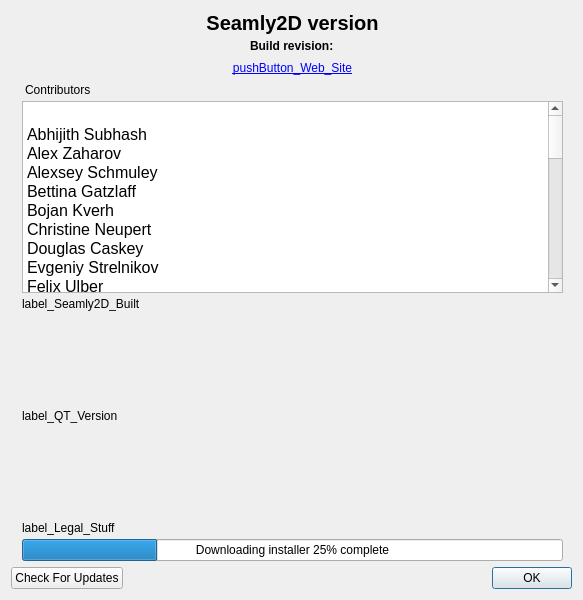
FashionFreedom/Seamly2D, file src/app/seamly2d/dialogs/dialogaboutapp.ui: the form before one commit.
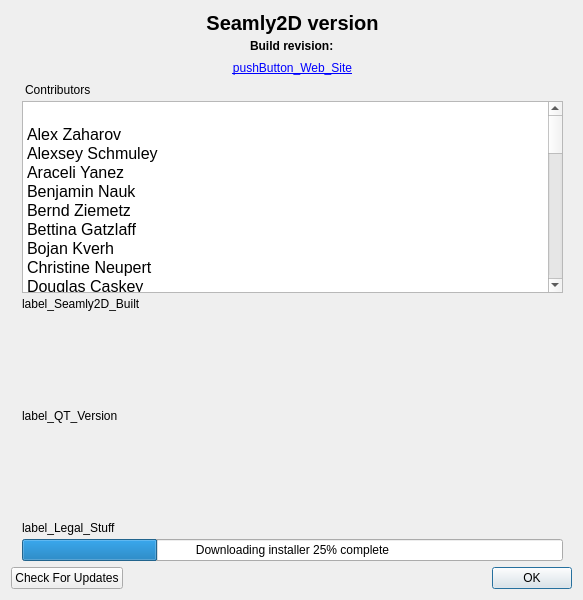
The form after the commit. Icons and pictures are not drawn.

Commit message: updated author list in .ui

Patch:
```diff
--- a/src/app/seamly2d/dialogs/dialogaboutapp.ui
+++ b/src/app/seamly2d/dialogs/dialogaboutapp.ui
@@ -205,17 +205,21 @@
          </property>
          <property name="plainText">
           <string notr="true">
-Abhijith Subhash
 Alex Zaharov
 Alexsey Schmuley
+Araceli Yanez
+Benjamin Nauk
+Bernd Ziemetz
 Bettina Gatzlaff
 Bojan Kverh
 Christine Neupert
 Douglas Caskey
 Evgeniy Strelnikov
+Fabrice Salvaire
 Felix Ulber
 Fritz Rometsch
 grumpi
+Harshil Patel
 Ian Cunningham
 Lindsay Williams
 luzpazB
@@ -227,16 +231,17 @@
 Mohammed Ibrahim
 Patrick Proy
 Peter Gsellmann
+Raina Gufstafson
 Rina Rivera
 Robert Martin
 Roman Postanciuk
-Roman Telezhynskyi
-Ronan Le Tiec
+Ronan LeTiec
 Sabine Schmaltz
+Sergey Alyoshin
 Steve Conklin
-Susan Spencer
 Timo Virtaneva
 Valentina Zhuravska
+Vincent Bermel
           </string>
          </property>
         </widget>
```
Lines whose indentation alone changed are shown as unchanged.
